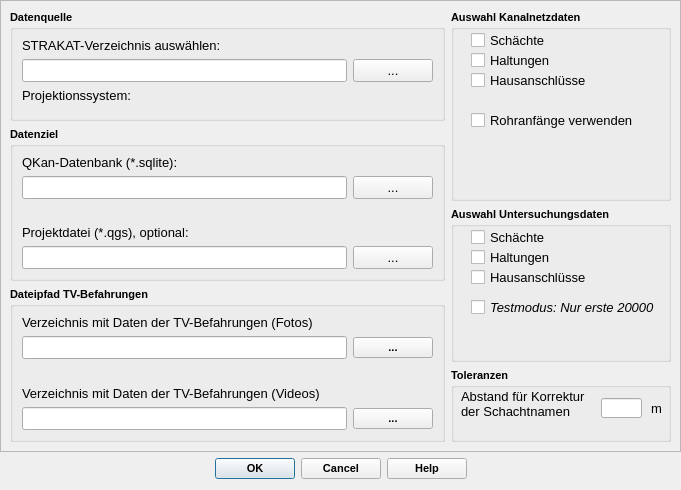
SonkeHoffmann/QKan-1, file qkan/strakatporter/res/strakat_import_dialog_base.ui: the form before one commit.
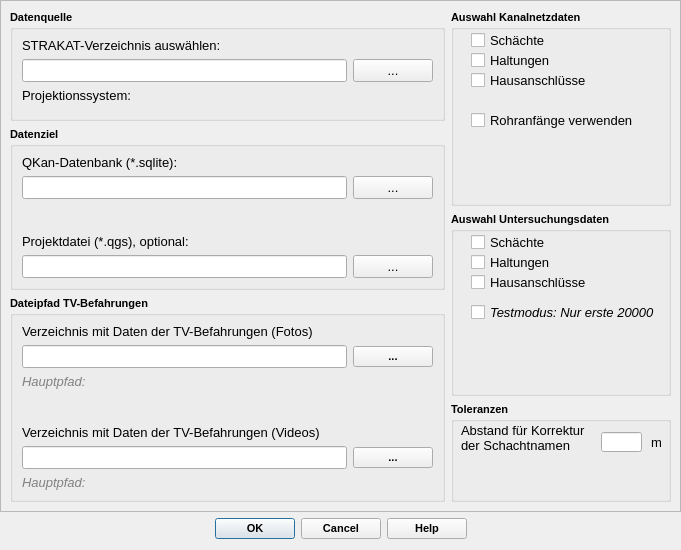
The form after the commit. Icons and pictures are not drawn. Custom widgets are drawn as their Qt base class.

The edit to the form file:
```diff
--- a/qkan/strakatporter/res/strakat_import_dialog_base.ui
+++ b/qkan/strakatporter/res/strakat_import_dialog_base.ui
@@ -7,7 +7,7 @@
     <x>0</x>
     <y>0</y>
     <width>681</width>
-    <height>490</height>
+    <height>550</height>
    </rect>
   </property>
   <property name="minimumSize">
@@ -19,7 +19,7 @@
   <property name="maximumSize">
    <size>
     <width>16777215</width>
-    <height>490</height>
+    <height>550</height>
    </size>
   </property>
   <property name="font">
@@ -55,7 +55,7 @@
         <x>0</x>
         <y>0</y>
         <width>679</width>
-        <height>450</height>
+        <height>510</height>
        </rect>
       </property>
       <layout class="QGridLayout" name="gridLayout">
@@ -584,6 +584,34 @@
             </item>
            </layout>
           </item>
+          <item>
+           <widget class="QLabel" name="lf_rootFotos">
+            <property name="font">
+             <font>
+              <family>Tahoma</family>
+              <pointsize>10</pointsize>
+              <weight>50</weight>
+              <italic>true</italic>
+              <bold>false</bold>
+             </font>
+            </property>
+            <property name="toolTip">
+             <string>&lt;html&gt;&lt;head/&gt;&lt;body&gt;&lt;p&gt;Hauptpfad zu den Verzeichnissen mit allen Fotos. Bearbeitung über QKan-Menü &amp;quot;Optionen&amp;quot;&lt;/p&gt;&lt;/body&gt;&lt;/html&gt;</string>
+            </property>
+            <property name="statusTip">
+             <string>Hauptpfad zu den Verzeichnissen mit allen Fotos. Bearbeitung über QKan-Menü &quot;Optionen&quot;</string>
+            </property>
+            <property name="styleSheet">
+             <string notr="true">color: rgb(128, 128, 128);</string>
+            </property>
+            <property name="text">
+             <string>Hauptpfad: </string>
+            </property>
+            <property name="alignment">
+             <set>Qt::AlignLeading|Qt::AlignLeft|Qt::AlignVCenter</set>
+            </property>
+           </widget>
+          </item>
           <item>
            <spacer name="verticalSpacer">
             <property name="orientation">
@@ -647,6 +675,34 @@
             </item>
            </layout>
           </item>
+          <item>
+           <widget class="QLabel" name="lf_rootVideos">
+            <property name="font">
+             <font>
+              <family>Tahoma</family>
+              <pointsize>10</pointsize>
+              <weight>50</weight>
+              <italic>true</italic>
+              <bold>false</bold>
+             </font>
+            </property>
+            <property name="toolTip">
+             <string>&lt;html&gt;&lt;head/&gt;&lt;body&gt;&lt;p&gt;Hauptpfad zu den Verzeichnissen mit allen Fotos. Bearbeitung über QKan-Menü &amp;quot;Optionen&amp;quot;&lt;/p&gt;&lt;/body&gt;&lt;/html&gt;</string>
+            </property>
+            <property name="statusTip">
+             <string>Hauptpfad zu den Verzeichnissen mit allen Fotos. Bearbeitung über QKan-Menü &quot;Optionen&quot;</string>
+            </property>
+            <property name="styleSheet">
+             <string notr="true">color: rgb(128, 128, 128);</string>
+            </property>
+            <property name="text">
+             <string>Hauptpfad: </string>
+            </property>
+            <property name="alignment">
+             <set>Qt::AlignLeading|Qt::AlignLeft|Qt::AlignVCenter</set>
+            </property>
+           </widget>
+          </item>
          </layout>
         </widget>
        </item>
```
Left out of the diff: 284 changed lines with no effect on the pictures.
